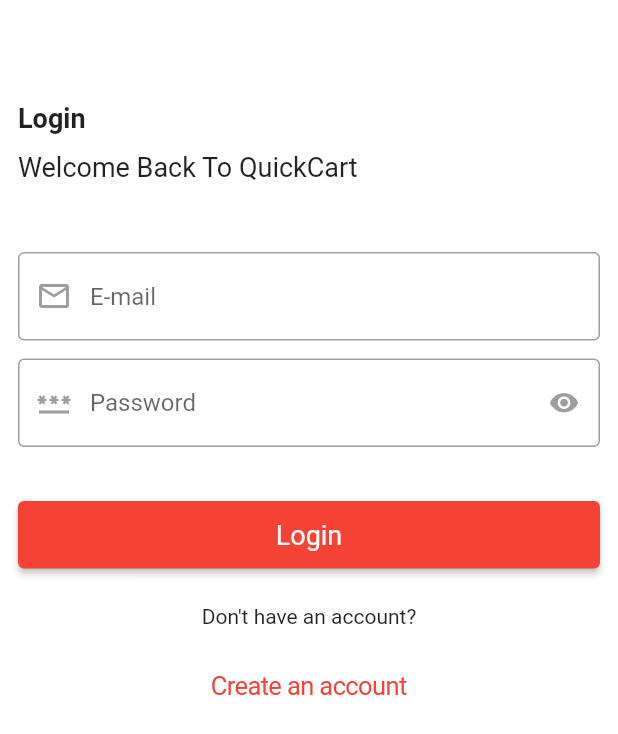
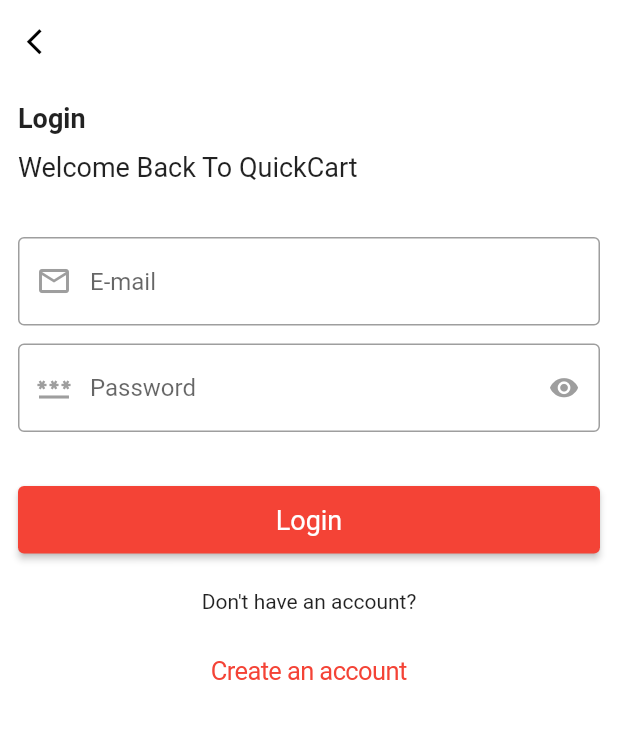
Before and after one commit to melmatx/QuickCart, a Flutter app: the Login screen opened directly, on a phone screen of 412 x 824 dp. Shown: the top 734 px of the screen. Run offline on Flutter 3.47's test engine with Material 2 defaults, Android fonts, the phone set to English and light mode, and no system bars; our stand-ins replace auto_size_text, cloud_firestore, firebase_auth, firebase_core, firebase_messaging, firebase_storage and 3 more; missing offline and left inert: flutter_stripe; accounts and stored records are empty.

Commit message:
Changed appbar back icon on login/signup

```diff
--- a/lib/screens/auth_ui/login/login.dart
+++ b/lib/screens/auth_ui/login/login.dart
@@ -37,7 +37,7 @@
             children: [
               TopTitles(subtitle: "Welcome Back To $appName", title: "Login"),
               const SizedBox(
-                height: 46.0,
+                height: 36.0,
               ),
               TextFormField(
                 controller: email,
@@ -149,7 +149,20 @@
           ),
         ),
       ),
-      appBar: AppBar(),
+      appBar: AppBar(
+        backgroundColor: Colors.transparent,
+        elevation: 0,
+        leading: CupertinoButton(
+          onPressed: () {
+            Navigator.of(context).pop();
+          },
+          padding: EdgeInsets.zero,
+          child: const Icon(
+            Icons.arrow_back_ios,
+            color: Colors.black,
+          ),
+        ),
+      ),
     );
   }
 }
```
Also changed, not shown: lib/screens/auth_ui/sign_up/sign_up.dart (+15 -2 lines).
